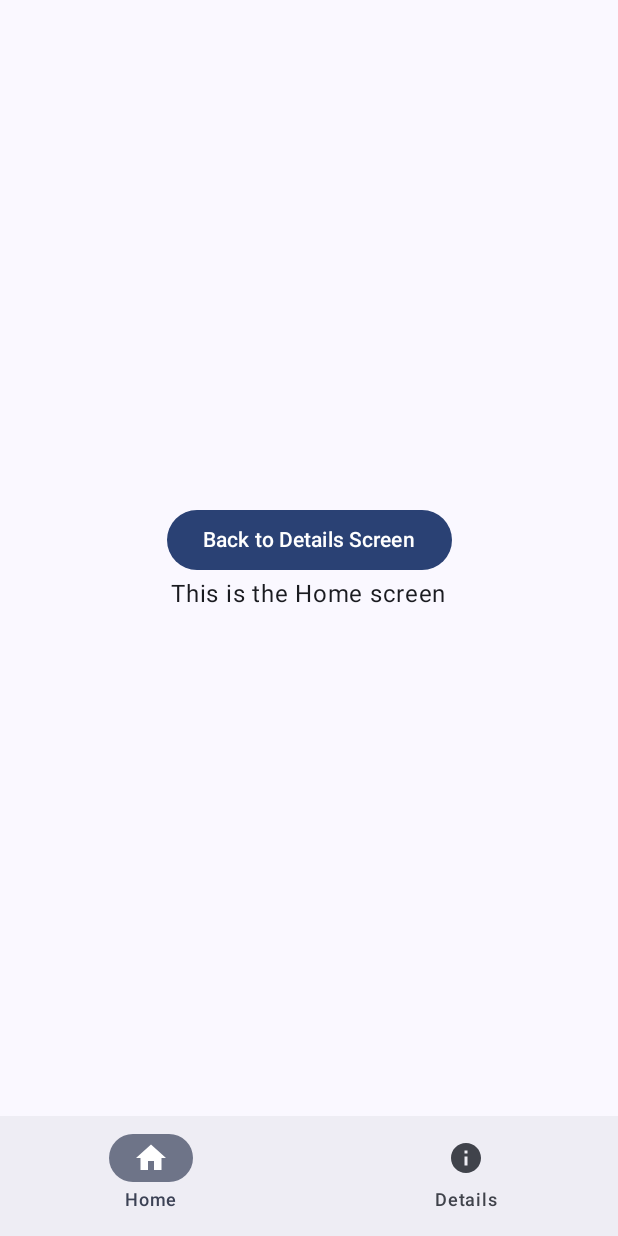
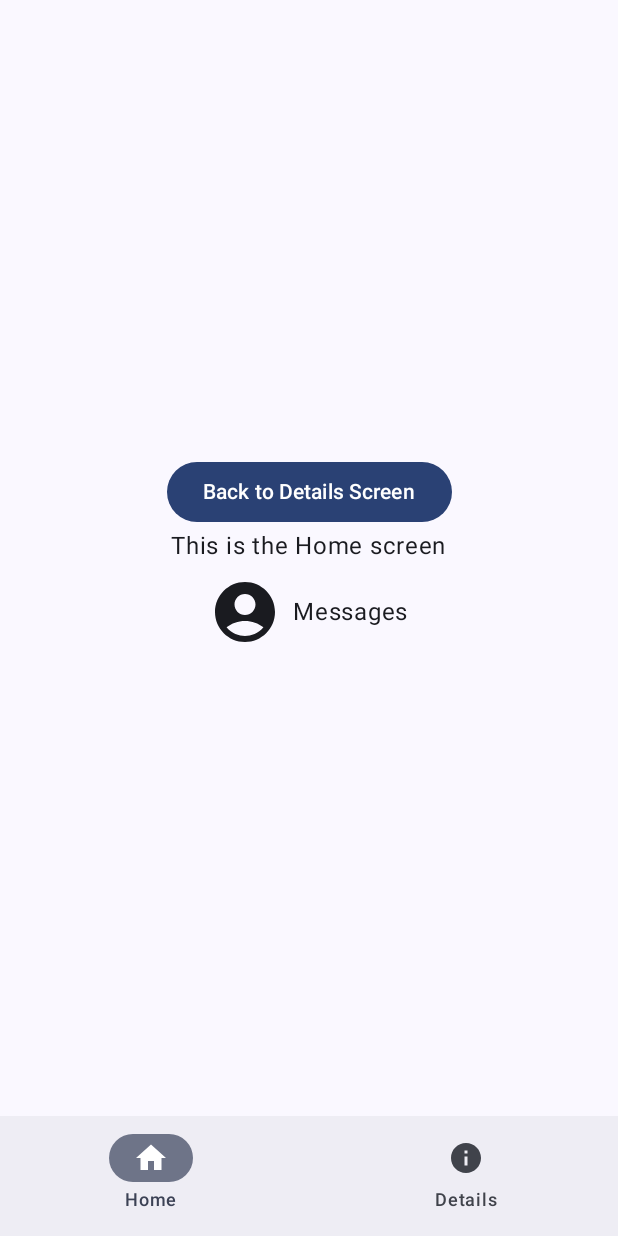
Before and after one commit to kulmixip/FurryWalk, an Android app built with Jetpack Compose: the HomeScreen screen opened through its navigation route, on a phone screen of 412 x 824 dp. Run offline under Robolectric (Android 15) with nearby library versions, the phone set to English and light mode, and no system bars; our stand-ins replace accompanist; pictures from the network do not load.

Commit message:
Messages test and navigation

```diff
--- a/app/src/main/java/com/example/composeproject/navigation/Navigation.kt
+++ b/app/src/main/java/com/example/composeproject/navigation/Navigation.kt
@@ -31,6 +31,7 @@ import com.example.composeproject.data.SignUpViewModel
 import com.example.composeproject.screens.DetailsScreen
 import com.example.composeproject.screens.HomeScreen
 import com.example.composeproject.screens.LoginScreen
+import com.example.composeproject.screens.MessagesScreen
 import com.example.composeproject.screens.SignUpDetailsScreen
 import com.example.composeproject.screens.SignUpScreen
 
@@ -96,6 +97,7 @@ fun NavigationApp() {
             composable("signupdetails") { SignUpDetailsScreen(navController, signUpViewModel) }
             composable("home") { HomeScreen(navController) }
             composable("details") { DetailsScreen(navController) }
+            composable("messages") { MessagesScreen(navController) }
         }
     }
 }
--- /dev/null
+++ b/app/src/main/java/com/example/composeproject/screens/AllMessagesScreen.kt
@@ -0,0 +1 @@
+package com.example.composeproject.screens
--- a/app/src/main/java/com/example/composeproject/screens/Homescreen.kt
+++ b/app/src/main/java/com/example/composeproject/screens/Homescreen.kt
@@ -1,13 +1,25 @@
 package com.example.composeproject.screens
 
+import android.graphics.drawable.Icon
+import androidx.compose.foundation.clickable
 import androidx.compose.foundation.layout.Arrangement
 import androidx.compose.foundation.layout.Column
+import androidx.compose.foundation.layout.Row
+import androidx.compose.foundation.layout.Spacer
 import androidx.compose.foundation.layout.fillMaxSize
+import androidx.compose.foundation.layout.padding
+import androidx.compose.foundation.layout.size
+import androidx.compose.foundation.layout.width
+import androidx.compose.material.icons.Icons
+import androidx.compose.material.icons.filled.AccountCircle
 import androidx.compose.material3.Button
+import androidx.compose.material3.Icon
+import androidx.compose.material3.MaterialTheme
 import androidx.compose.material3.Text
 import androidx.compose.runtime.Composable
 import androidx.compose.ui.Alignment
 import androidx.compose.ui.Modifier
+import androidx.compose.ui.unit.dp
 import androidx.navigation.NavHostController
 
 @Composable
@@ -22,5 +34,24 @@ fun HomeScreen(navController: NavHostController) {
             Text(text = "Back to Details Screen")
         }
         Text(text = "This is the Home screen")
+
+        // Navigation messages????
+        Row(
+            modifier = Modifier
+                .clickable {
+                    navController.navigate("messages")
+                }
+                .padding(8.dp),
+            verticalAlignment = Alignment.CenterVertically  // Align icon and text vertically
+        ) {
+            Icon(
+                imageVector = Icons.Default.AccountCircle,
+                contentDescription = "Profile Icon",
+                modifier = Modifier.size(48.dp),
+            )
+            Spacer(modifier = Modifier.width(8.dp))  // Space between icon and text
+            Text(text = "Messages")
+        }
+
     }
 }
```
Also changed, not shown: app/src/main/java/com/example/composeproject/screens/MessagesScreen.kt (added, +80 -0 lines).
